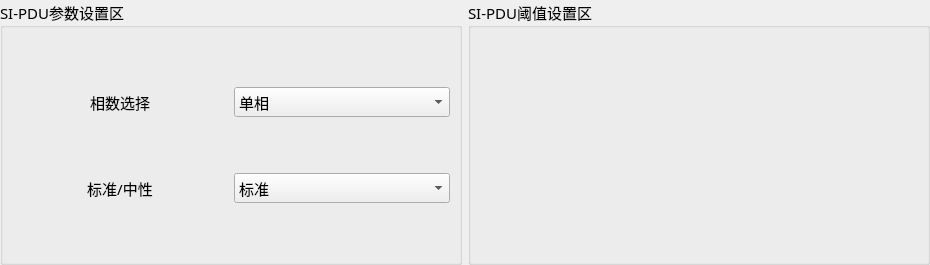
This is MasterCtrlSet/home/home_siwid.ui in ChinaClever/PDU-Settings as Qt 5 draws it before an edit. The edited form follows.
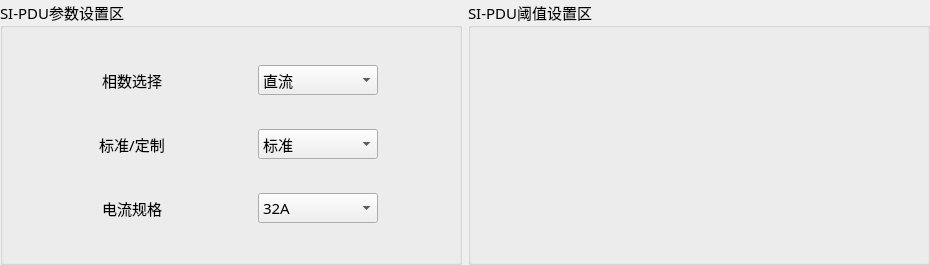
This is the edited form.

What changed in the file:
```diff
--- a/MasterCtrlSet/home/home_siwid.ui
+++ b/MasterCtrlSet/home/home_siwid.ui
@@ -38,10 +38,68 @@
       <string>SI-PDU参数设置区</string>
      </property>
      <layout class="QGridLayout" name="gridLayout">
+      <item row="0" column="0">
+       <widget class="QLabel" name="label_7">
+        <property name="maximumSize">
+         <size>
+          <width>100</width>
+          <height>16777215</height>
+         </size>
+        </property>
+        <property name="text">
+         <string>相数选择</string>
+        </property>
+        <property name="alignment">
+         <set>Qt::AlignCenter</set>
+        </property>
+       </widget>
+      </item>
+      <item row="0" column="1">
+       <widget class="QComboBox" name="lineBox">
+        <property name="minimumSize">
+         <size>
+          <width>120</width>
+          <height>30</height>
+         </size>
+        </property>
+        <property name="maximumSize">
+         <size>
+          <width>120</width>
+          <height>16777215</height>
+         </size>
+        </property>
+        <item>
+         <property name="text">
+          <string>直流</string>
+         </property>
+        </item>
+        <item>
+         <property name="text">
+          <string>交流单相</string>
+         </property>
+        </item>
+        <item>
+         <property name="text">
+          <string>单相两路</string>
+         </property>
+        </item>
+        <item>
+         <property name="text">
+          <string>一路</string>
+         </property>
+        </item>
+       </widget>
+      </item>
       <item row="1" column="0">
        <widget class="QLabel" name="label_8">
+        <property name="maximumSize">
+         <size>
+          <width>100</width>
+          <height>16777215</height>
+         </size>
+        </property>
         <property name="text">
-         <string>标准/中性</string>
+         <string>标准/定制</string>
         </property>
         <property name="alignment">
          <set>Qt::AlignCenter</set>
@@ -56,6 +114,12 @@
           <height>30</height>
          </size>
         </property>
+        <property name="maximumSize">
+         <size>
+          <width>120</width>
+          <height>16777215</height>
+         </size>
+        </property>
         <item>
          <property name="text">
           <string>标准</string>
@@ -68,41 +132,48 @@
         </item>
        </widget>
       </item>
-      <item row="0" column="1">
-       <widget class="QComboBox" name="lineBox">
-        <property name="minimumSize">
+      <item row="2" column="0">
+       <widget class="QLabel" name="label_9">
+        <property name="maximumSize">
          <size>
-          <width>120</width>
-          <height>30</height>
+          <width>100</width>
+          <height>16777215</height>
          </size>
         </property>
-        <item>
-         <property name="text">
-          <string>单相</string>
-         </property>
-        </item>
-        <item>
-         <property name="text">
-          <string>两路</string>
-         </property>
-        </item>
-        <item>
-         <property name="text">
-          <string>三相</string>
-         </property>
-        </item>
-       </widget>
-      </item>
-      <item row="0" column="0">
-       <widget class="QLabel" name="label_7">
         <property name="text">
-         <string>相数选择</string>
+         <string>电流规格</string>
         </property>
         <property name="alignment">
          <set>Qt::AlignCenter</set>
         </property>
        </widget>
       </item>
+      <item row="2" column="1">
+       <widget class="QComboBox" name="curBox">
+        <property name="minimumSize">
+         <size>
+          <width>120</width>
+          <height>30</height>
+         </size>
+        </property>
+        <property name="maximumSize">
+         <size>
+          <width>120</width>
+          <height>16777215</height>
+         </size>
+        </property>
+        <item>
+         <property name="text">
+          <string>32A</string>
+         </property>
+        </item>
+        <item>
+         <property name="text">
+          <string>63A</string>
+         </property>
+        </item>
+       </widget>
+      </item>
      </layout>
     </widget>
    </item>
```
